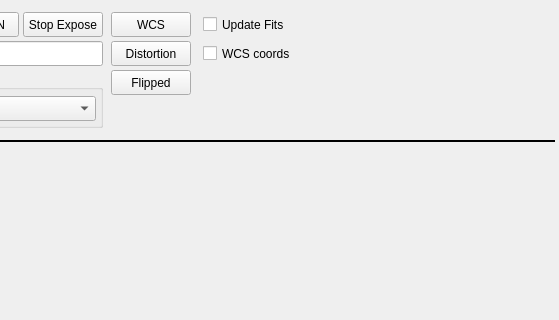
Before: the Qt Designer form mw4/gui/widgets/image.ui in mworion/MountWizzard4, drawn with Qt 5; both pictures show x 241 to 800 and y 0 to 320 of the 800 by 600 pixel window.
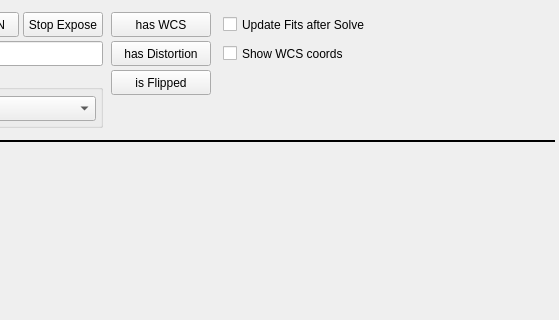
After: the same form once the commit is applied.

The edit to the form file:
```diff
--- a/mw4/gui/widgets/image.ui
+++ b/mw4/gui/widgets/image.ui
@@ -123,12 +123,12 @@
            </property>
            <property name="minimumSize">
             <size>
-             <width>80</width>
+             <width>100</width>
              <height>25</height>
             </size>
            </property>
            <property name="text">
-            <string>WCS</string>
+            <string>has WCS</string>
            </property>
           </widget>
          </item>
@@ -139,12 +139,12 @@
            </property>
            <property name="minimumSize">
             <size>
-             <width>80</width>
+             <width>100</width>
              <height>25</height>
             </size>
            </property>
            <property name="text">
-            <string>Distortion</string>
+            <string>has Distortion</string>
            </property>
           </widget>
          </item>
@@ -155,12 +155,12 @@
            </property>
            <property name="minimumSize">
             <size>
-             <width>80</width>
+             <width>100</width>
              <height>25</height>
             </size>
            </property>
            <property name="text">
-            <string>Flipped</string>
+            <string>is Flipped</string>
            </property>
           </widget>
          </item>
@@ -301,7 +301,7 @@
             </size>
            </property>
            <property name="text">
-            <string>Update Fits</string>
+            <string>Update Fits after Solve</string>
            </property>
           </widget>
          </item>
@@ -314,7 +314,7 @@
             </size>
            </property>
            <property name="text">
-            <string>WCS coords</string>
+            <string>Show WCS coords</string>
            </property>
           </widget>
          </item>
```
